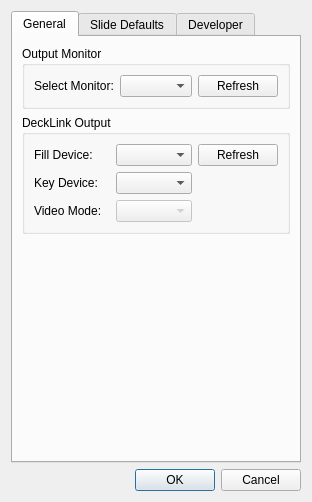
Above: windows/settings_window.ui from Strodow/Plucky before the change. Below: the same form after it.
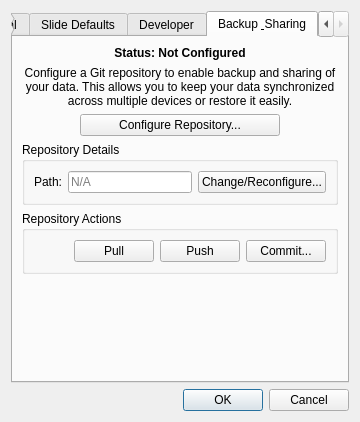
That is the form after the change. The open tabs and pages were chosen to show the change.

Commit message: Added Git setup

Patch:
```diff
--- a/windows/settings_window.ui
+++ b/windows/settings_window.ui
@@ -345,6 +345,232 @@
         </item>
        </layout>
       </widget>
+      <widget class="QWidget" name="backupSharingTab">
+       <attribute name="title">
+        <string>Backup &amp; Sharing</string>
+       </attribute>
+       <layout class="QVBoxLayout" name="backupSharingLayout">
+        <item>
+         <widget class="QLabel" name="backupStatusLabel">
+          <property name="text">
+           <string>Status: Not Configured</string>
+          </property>
+          <property name="font">
+           <font>
+            <weight>75</weight>
+            <bold>true</bold>
+           </font>
+          </property>
+          <property name="alignment">
+           <set>Qt::AlignCenter</set>
+          </property>
+         </widget>
+        </item>
+        <item>
+         <widget class="QWidget" name="unconfiguredRepoWidget" native="true">
+          <layout class="QVBoxLayout" name="unconfiguredRepoLayout">
+           <property name="leftMargin">
+            <number>0</number>
+           </property>
+           <property name="topMargin">
+            <number>0</number>
+           </property>
+           <property name="rightMargin">
+            <number>0</number>
+           </property>
+           <property name="bottomMargin">
+            <number>0</number>
+           </property>
+           <item>
+            <widget class="QLabel" name="backupIntroLabel">
+             <property name="text">
+              <string>Configure a Git repository to enable backup and sharing of your data. This allows you to keep your data synchronized across multiple devices or restore it easily.</string>
+             </property>
+             <property name="alignment">
+              <set>Qt::AlignCenter</set>
+             </property>
+             <property name="wordWrap">
+              <bool>true</bool>
+             </property>
+             <property name="margin">
+              <number>10</number>
+             </property>
+            </widget>
+           </item>
+           <item>
+            <layout class="QHBoxLayout" name="configureButtonLayout">
+             <item>
+              <spacer name="horizontalSpacer_configure_left">
+               <property name="orientation">
+                <enum>Qt::Horizontal</enum>
+               </property>
+               <property name="sizeHint" stdset="0">
+                <size>
+                 <width>40</width>
+                 <height>20</height>
+                </size>
+               </property>
+              </spacer>
+             </item>
+             <item>
+              <widget class="QPushButton" name="configureRepoButton">
+               <property name="text">
+                <string>Configure Repository...</string>
+               </property>
+               <property name="minimumSize">
+                <size>
+                 <width>200</width>
+                 <height>0</height>
+                </size>
+               </property>
+               <property name="toolTip">
+                <string>Set up or connect to a Git repository for backup and sharing.</string>
+               </property>
+              </widget>
+             </item>
+             <item>
+              <spacer name="horizontalSpacer_configure_right">
+               <property name="orientation">
+                <enum>Qt::Horizontal</enum>
+               </property>
+               <property name="sizeHint" stdset="0">
+                <size>
+                 <width>40</width>
+                 <height>20</height>
+                </size>
+               </property>
+              </spacer>
+             </item>
+            </layout>
+           </item>
+          </layout>
+         </widget>
+        </item>
+        <item>
+         <widget class="QWidget" name="configuredRepoWidget" native="true">
+          <!-- This widget will be hidden by default in Python code -->
+          <layout class="QVBoxLayout" name="configuredRepoLayout">
+           <property name="leftMargin">
+            <number>0</number>
+           </property>
+           <property name="topMargin">
+            <number>0</number>
+           </property>
+           <property name="rightMargin">
+            <number>0</number>
+           </property>
+           <property name="bottomMargin">
+            <number>0</number>
+           </property>
+           <item>
+            <widget class="QGroupBox" name="repoDetailsGroupBox">
+             <property name="title">
+              <string>Repository Details</string>
+             </property>
+             <layout class="QHBoxLayout" name="repoDetailsLayout">
+              <item>
+               <widget class="QLabel" name="repoPathLabel">
+                <property name="text">
+                 <string>Path:</string>
+                </property>
+               </widget>
+              </item>
+              <item>
+               <widget class="QLineEdit" name="repoPathLineEdit">
+                <property name="readOnly">
+                 <bool>true</bool>
+                </property>
+                <property name="placeholderText">
+                 <string>N/A</string>
+                </property>
+               </widget>
+              </item>
+              <item>
+               <widget class="QPushButton" name="changeRepoButton">
+                <property name="text">
+                 <string>Change/Reconfigure...</string>
+                </property>
+               </widget>
+              </item>
+             </layout>
+            </widget>
+           </item>
+           <item>
+            <widget class="QGroupBox" name="repoActionsGroupBox">
+             <property name="title">
+              <string>Repository Actions</string>
+             </property>
+             <layout class="QHBoxLayout" name="repoActionsLayout">
+              <item>
+               <spacer name="repoActionsSpacerLeft">
+                <property name="orientation">
+                 <enum>Qt::Horizontal</enum>
+                </property>
+                <property name="sizeType">
+                 <enum>QSizePolicy::Expanding</enum>
+                </property>
+                <property name="sizeHint" stdset="0">
+                 <size>
+                  <width>40</width>
+                  <height>20</height>
+                 </size>
+                </property>
+               </spacer>
+              </item>
+              <item>
+               <widget class="QPushButton" name="pullRepoButton">
+                <property name="text">
+                 <string>Pull</string>
+                </property>
+                <property name="toolTip">
+                 <string>Fetch and integrate the latest changes from the remote repository.</string>
+                </property>
+               </widget>
+              </item>
+              <item>
+               <widget class="QPushButton" name="pushRepoButton">
+                <property name="text">
+                 <string>Push</string>
+                </property>
+                <property name="toolTip">
+                 <string>Upload local commits to the remote repository.</string>
+                </property>
+               </widget>
+              </item>
+              <item>
+               <widget class="QPushButton" name="commitRepoButton">
+                <property name="text">
+                 <string>Commit...</string>
+                </property>
+                <property name="toolTip">
+                 <string>Stage and commit local changes.</string>
+                </property>
+               </widget>
+              </item>
+             </layout>
+            </widget>
+           </item>
+          </layout>
+         </widget>
+        </item>
+        <item>
+         <spacer name="verticalSpacer_backupSharing">
+          <property name="orientation">
+           <enum>Qt::Vertical</enum>
+          </property>
+          <property name="sizeType">
+           <enum>QSizePolicy::Expanding</enum>
+          </property>
+          <property name="sizeHint" stdset="0">
+           <size>
+            <width>20</width>
+            <height>0</height>
+           </size>
+          </property>
+         </spacer>
+        </item>
+       </layout>
+      </widget>
     </widget>
    </item>
    <item>
```
The commit also changes 1 other file.
